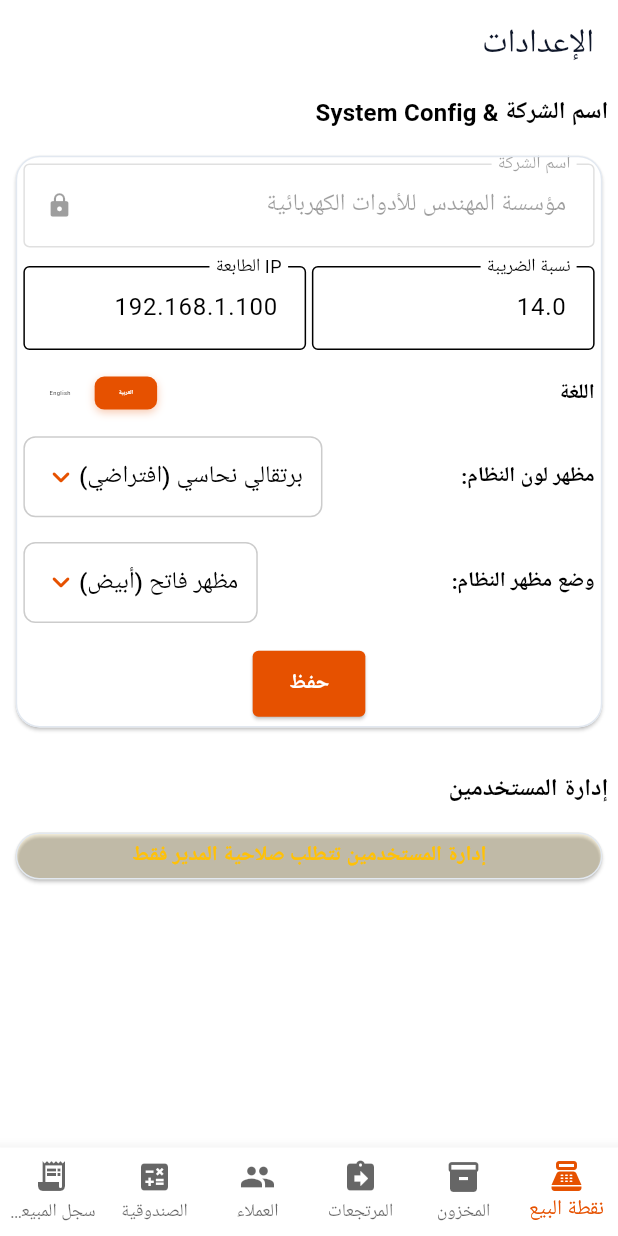
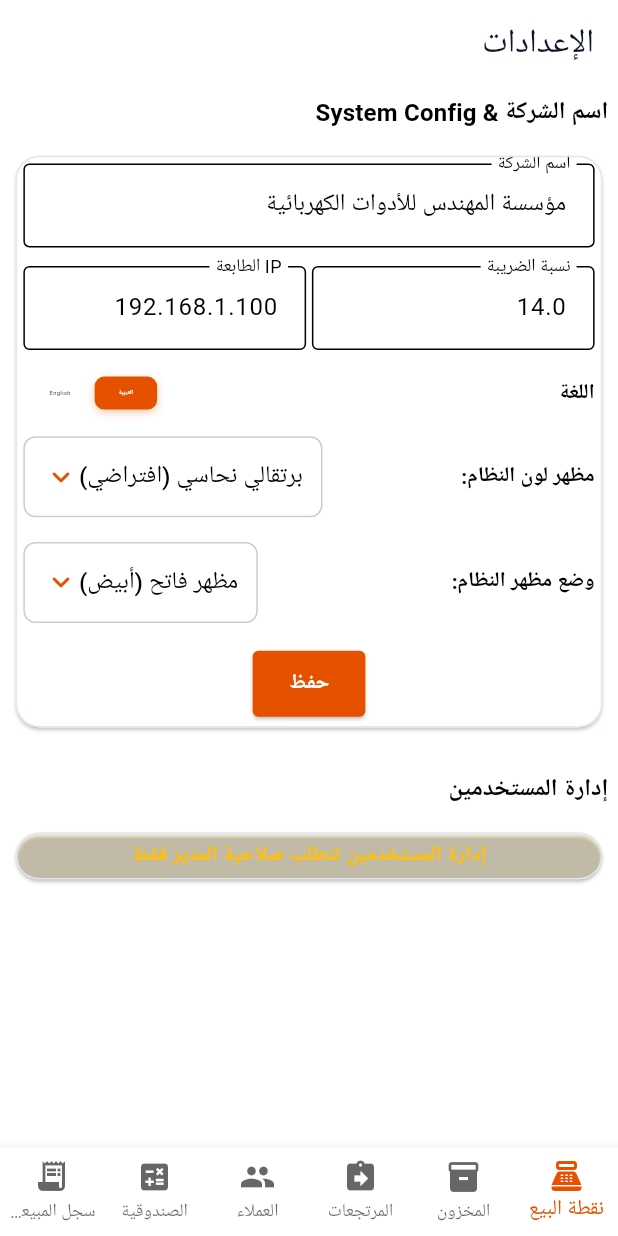
Before and after one commit to moha20/pos_new, a Flutter app: the SettingsScreen screen opened by its route, on a phone screen of 412 x 824 dp. Run offline on Flutter 3.47's test engine with Material 3 defaults, Android fonts, the light colour scheme and no system bars; our stand-ins replace easy_localization, file_picker, fl_chart, flutter_bloc, flutter_screenutil, get_it and 5 more; missing offline and left inert: flutter_barcode_scanner; accounts and stored records are empty; generated files the repository leaves out were written again.

Commit message:
feat: implement SettingsScreen for system configuration and user management

```diff
--- a/lib/features/settings/presentation/screens/settings_screen.dart
+++ b/lib/features/settings/presentation/screens/settings_screen.dart
@@ -97,13 +97,7 @@ class _SettingsScreenState extends State<SettingsScreen> {
                           children: [
                             TextFormField(
                               controller: _companyController,
-                              decoration: InputDecoration(
-                                labelText: 'company_name'.tr(),
-                                border: const OutlineInputBorder(),
-                                suffixIcon: !isAdmin ? const Icon(Icons.lock, size: 18) : null,
-                              ),
-                              readOnly: !isAdmin,
-                              enabled: isAdmin,
+                              decoration: InputDecoration(labelText: 'company_name'.tr(), border: const OutlineInputBorder()),
                               validator: (v) => v == null || v.isEmpty ? 'no_data'.tr() : null,
                             ),
                             SizedBox(height: 12.h),
```
